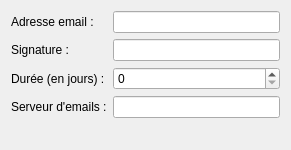
Before: the Qt Designer form interface/config.ui in ncarrier/gestion_ecole_de_musique, drawn with Qt 5.
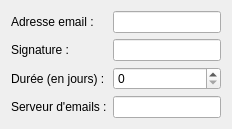
After: the same form once the commit is applied.

Commit message: [UI]La fenêtre principale est une QMainWindow

Patch:
```diff
--- a/interface/config.ui
+++ b/interface/config.ui
@@ -2,14 +2,6 @@
 <ui version="4.0">
  <class>config</class>
  <widget class="QWidget" name="config">
-  <property name="geometry">
-   <rect>
-    <x>0</x>
-    <y>0</y>
-    <width>291</width>
-    <height>150</height>
-   </rect>
-  </property>
   <property name="windowTitle">
    <string>Form</string>
   </property>
```
The commit also changes 2 other files.
